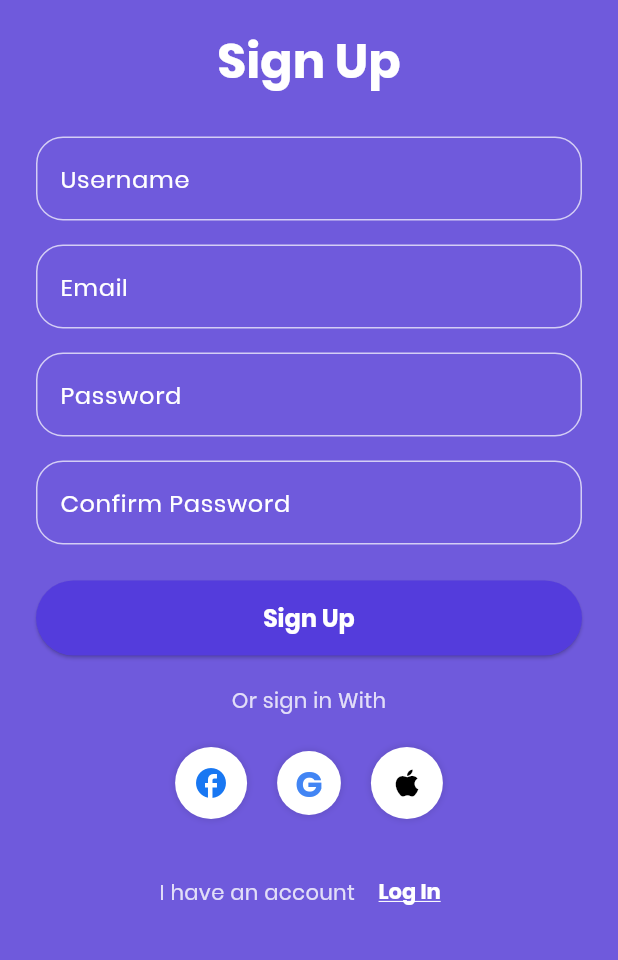
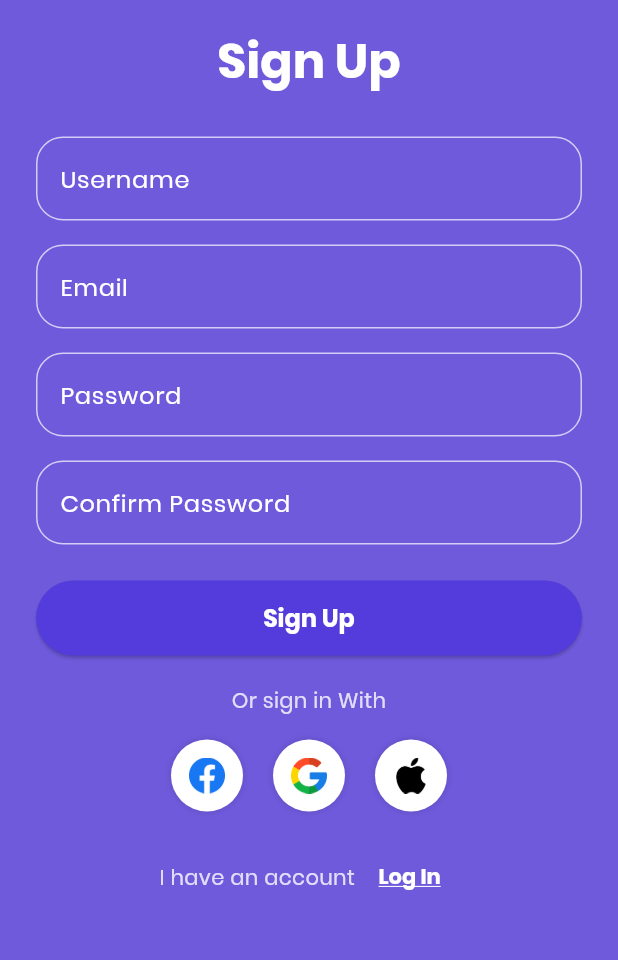
Before and after one commit to Theodore-Ross-18/Laundry-Scout, a Flutter app: the screen it shows after launch, after a tap on "Sign Up", on a phone screen of 412 x 824 dp, the part 276-1236 px from its top. Run offline on Flutter 3.47's test engine with Material 3 defaults, Android fonts, the phone set to English and light mode, and no system bars; our stand-ins replace flutter_dotenv, supabase_flutter; accounts and stored records are empty.

Commit message:
Logos Fix

```diff
--- a/laundry_scout/lib/screens/auth/login_screen.dart
+++ b/laundry_scout/lib/screens/auth/login_screen.dart
@@ -186,21 +186,24 @@ class _LoginScreenState extends State<LoginScreen> {
                     mainAxisAlignment: MainAxisAlignment.center,
                     children: [
                       _buildSocialIcon(
-                        child: Icon(Icons.facebook, color: Color(0xFF1877F2), size: 24), // Facebook Blue
+                        // child: Icon(Icons.facebook, color: Color(0xFF1877F2), size: 24), // Facebook Blue
+                        child: Image.asset('lib/assets/fb.png', height: 24, width: 24), // Use your Facebook icon asset
                         onPressed: () {
                           // TODO: Implement Facebook Sign-In
                         },
                       ),
                       const SizedBox(width: 20),
                       _buildSocialIcon(
-                        child: Text('G', style: TextStyle(fontSize: 24, fontWeight: FontWeight.bold, color: Color(0xFF4285F4))), // Google Blue
+                        // child: Text('G', style: TextStyle(fontSize: 24, fontWeight: FontWeight.bold, color: Color(0xFF4285F4))), // Google Blue
+                        child: Image.asset('lib/assets/google.png', height: 24, width: 24), // Use your Google icon asset
                         onPressed: () {
                           // TODO: Implement Google Sign-In
                         },
                       ),
                       const SizedBox(width: 20),
                       _buildSocialIcon(
-                        child: Icon(Icons.apple, color: Colors.black, size: 24), // Apple Black
+                        // child: Icon(Icons.apple, color: Colors.black, size: 24), // Apple Black
+                        child: Image.asset('lib/assets/apple.png', height: 24, width: 24), // Use your Apple icon asset
                         onPressed: () {
                           // TODO: Implement Apple Sign-In
                         },
@@ -212,7 +215,7 @@ class _LoginScreenState extends State<LoginScreen> {
                     mainAxisAlignment: MainAxisAlignment.center,
                     children: [
                       Text(
-                        "Dont have an Account? ",
+                        "Don't have an Account? ",
                         style: textTheme.bodyMedium?.copyWith(color: Colors.white.withOpacity(0.8)),
                       ),
                       TextButton(
--- a/laundry_scout/lib/screens/auth/signup_screen.dart
+++ b/laundry_scout/lib/screens/auth/signup_screen.dart
@@ -234,21 +234,24 @@ class _SignupScreenState extends State<SignupScreen> {
                     mainAxisAlignment: MainAxisAlignment.center,
                     children: [
                        _buildSocialIcon(
-                        child: Icon(Icons.facebook, color: Color(0xFF1877F2), size: 24), // Facebook Blue
+                        // child: Icon(Icons.facebook, color: Color(0xFF1877F2), size: 24), // Facebook Blue
+                        child: Image.asset('lib/assets/fb.png', height: 24, width: 24), // Use your Facebook icon asset
                         onPressed: () {
                           // TODO: Implement Facebook Sign-In
                         },
                       ),
                       const SizedBox(width: 20),
                       _buildSocialIcon(
-                        child: Text('G', style: TextStyle(fontSize: 24, fontWeight: FontWeight.bold, color: Color(0xFF4285F4))), // Google Blue
+                        // child: Text('G', style: TextStyle(fontSize: 24, fontWeight: FontWeight.bold, color: Color(0xFF4285F4))), // Google Blue
+                        child: Image.asset('lib/assets/google.png', height: 24, width: 24), // Use your Google icon asset
                         onPressed: () {
                           // TODO: Implement Google Sign-In
                         },
                       ),
                       const SizedBox(width: 20),
                       _buildSocialIcon(
-                        child: Icon(Icons.apple, color: Colors.black, size: 24), // Apple Black
+                        // child: Icon(Icons.apple, color: Colors.black, size: 24), // Apple Black
+                        child: Image.asset('lib/assets/apple.png', height: 24, width: 24), // Use your Apple icon asset
                         onPressed: () {
                           // TODO: Implement Apple Sign-In
                         },
--- a/laundry_scout/pubspec.yaml
+++ b/laundry_scout/pubspec.yaml
@@ -23,6 +23,9 @@ flutter:
   uses-material-design: true
   assets:
     - lib/assets/lslogo.png
+    - lib/assets/fb.png
+    - lib/assets/google.png
+    - lib/assets/apple.png
     - .env
 
   fonts:
```
Also changed, not shown: laundry_scout/lib/assets/apple.png (added), laundry_scout/lib/assets/fb.png (added), laundry_scout/lib/assets/google.png (added).
